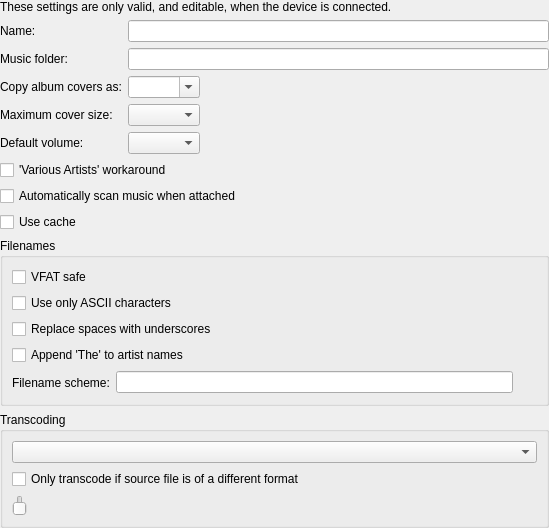
Before: the Qt Designer form devices/devicepropertieswidget.ui in CDrummond/cantata, drawn with Qt 5.
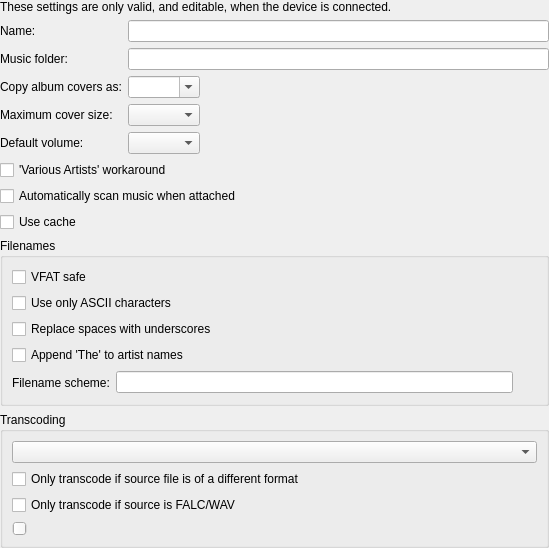
After: the same form once the commit is applied. Custom widgets are drawn as their Qt base class.

Commit message: Add device option to only transcode if source is FLAC or WAV (detection is solely extension based). Issue #1049

Patch:
```diff
--- a/devices/devicepropertieswidget.ui
+++ b/devices/devicepropertieswidget.ui
@@ -215,6 +215,13 @@
         </property>
        </widget>
       </item>
+      <item>
+       <widget class="QCheckBox" name="transcoderWhenSourceIsLosssless">
+        <property name="text">
+         <string>Only transcode if source is FALC/WAV</string>
+        </property>
+       </widget>
+      </item>
       <item>
        <widget class="ValueSlider" name="transcoderValue"/>
       </item>
```
Left out of the diff: 1 changed line with no effect on the pictures. The commit also changes 9 other files.
